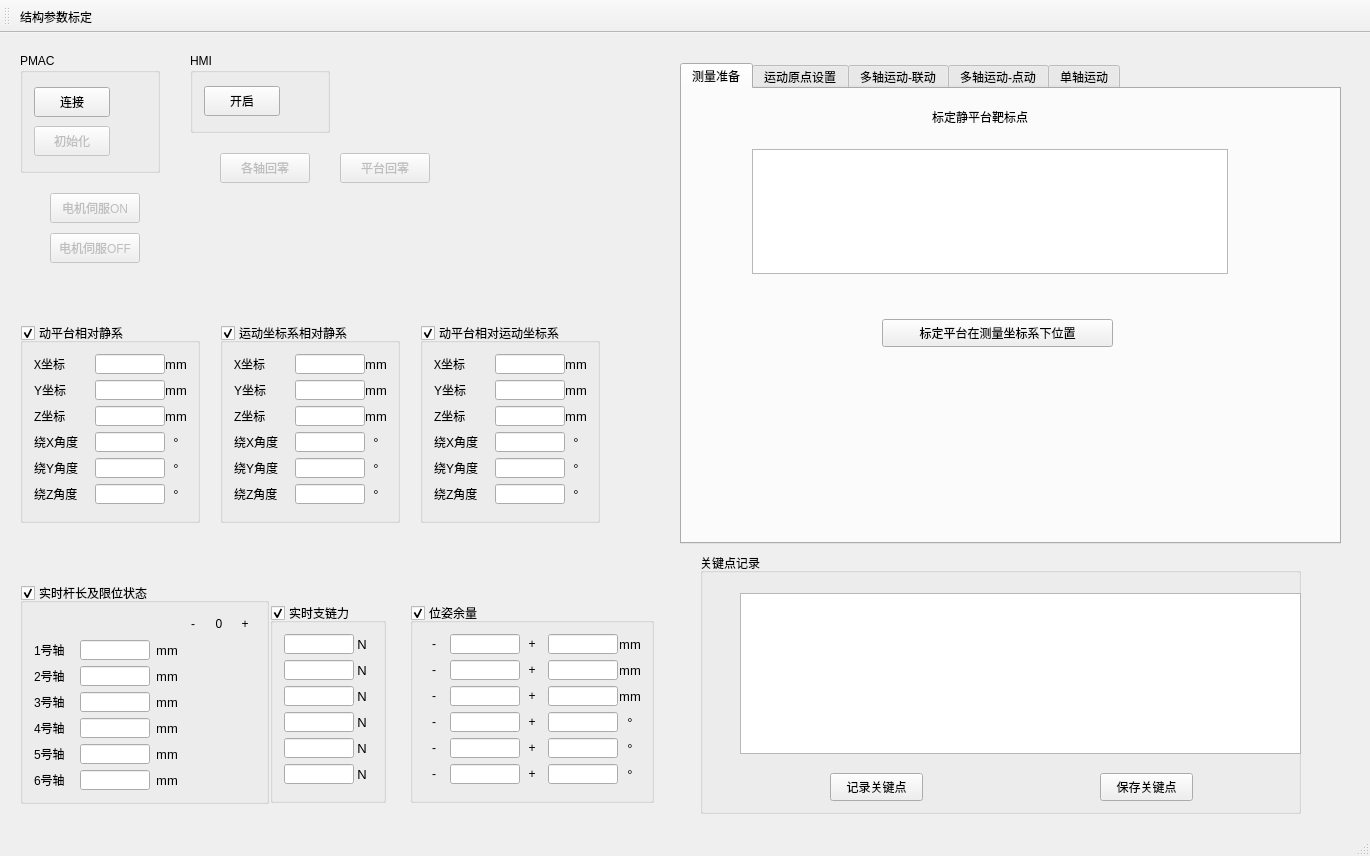
The window that SixUpsUiAo/SixUpsUiAo.ui (Wao1996/SixUpsUiAo) describes before a commit, drawn with Qt 5.
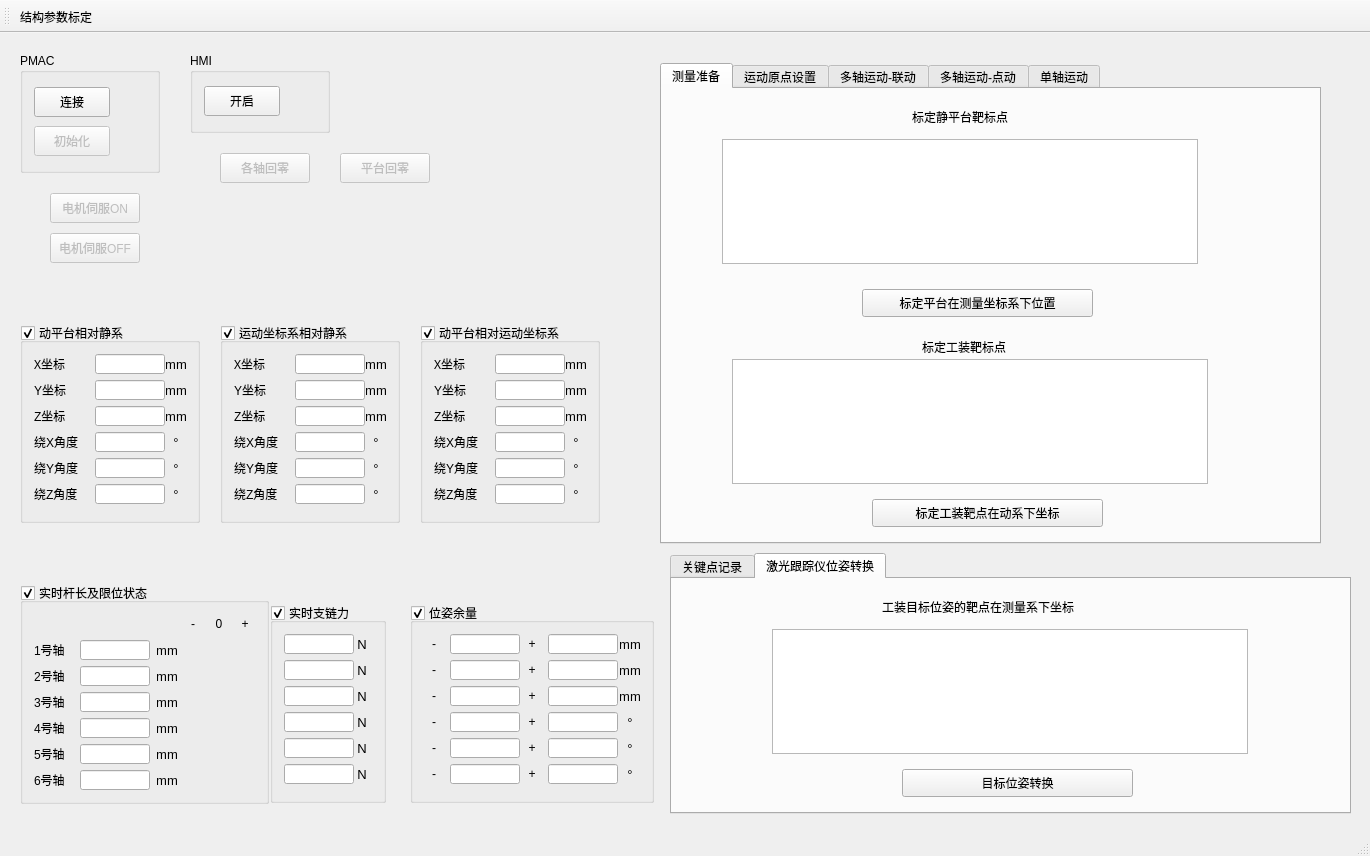
The same window after the commit. The open tabs and pages were chosen to show the change. Icons and pictures are not drawn.

The edit to the form file:
```diff
--- a/SixUpsUiAo/SixUpsUiAo.ui
+++ b/SixUpsUiAo/SixUpsUiAo.ui
@@ -2070,7 +2070,7 @@
     </property>
     <property name="geometry">
      <rect>
-      <x>680</x>
+      <x>660</x>
       <y>30</y>
       <width>661</width>
       <height>481</height>
@@ -2099,8 +2099,8 @@
      <widget class="QTableWidget" name="tableSM">
       <property name="geometry">
        <rect>
-        <x>70</x>
-        <y>60</y>
+        <x>60</x>
+        <y>50</y>
         <width>476</width>
         <height>125</height>
        </rect>
@@ -2134,7 +2134,7 @@
       <property name="geometry">
        <rect>
         <x>200</x>
-        <y>230</y>
+        <y>200</y>
         <width>231</width>
         <height>28</height>
        </rect>
@@ -2143,6 +2143,66 @@
        <string>标定平台在测量坐标系下位置</string>
       </property>
      </widget>
+     <widget class="QLabel" name="label_8">
+      <property name="geometry">
+       <rect>
+        <x>260</x>
+        <y>250</y>
+        <width>131</width>
+        <height>16</height>
+       </rect>
+      </property>
+      <property name="text">
+       <string>标定工装靶标点</string>
+      </property>
+     </widget>
+     <widget class="QTableWidget" name="tableGM">
+      <property name="geometry">
+       <rect>
+        <x>70</x>
+        <y>270</y>
+        <width>476</width>
+        <height>125</height>
+       </rect>
+      </property>
+      <property name="minimumSize">
+       <size>
+        <width>0</width>
+        <height>125</height>
+       </size>
+      </property>
+      <property name="maximumSize">
+       <size>
+        <width>16777215</width>
+        <height>125</height>
+       </size>
+      </property>
+      <property name="dragEnabled">
+       <bool>true</bool>
+      </property>
+      <property name="dragDropOverwriteMode">
+       <bool>true</bool>
+      </property>
+      <property name="dragDropMode">
+       <enum>QAbstractItemView::DragDrop</enum>
+      </property>
+      <attribute name="horizontalHeaderMinimumSectionSize">
+       <number>30</number>
+      </attribute>
+     </widget>
+     <widget class="QPushButton" name="calibrateGMBtn">
+      <property name="geometry">
+       <rect>
+        <x>210</x>
+        <y>410</y>
+        <width>231</width>
+        <height>28</height>
+       </rect>
+      </property>
+      <property name="text">
+       <string>标定工装靶点在动系下坐标</string>
+      </property>
+     </widget>
     </widget>
     <widget class="QWidget" name="tab_setOrigin">
      <attribute name="title">
@@ -5497,91 +5557,6 @@
      </item>
     </layout>
    </widget>
-   <widget class="QGroupBox" name="groupBox_3">
-    <property name="geometry">
-     <rect>
-      <x>700</x>
-      <y>520</y>
-      <width>601</width>
-      <height>261</height>
-     </rect>
-    </property>
-    <property name="title">
-     <string>关键点记录</string>
-    </property>
-    <widget class="QTableWidget" name="keyPointTable">
-     <property name="enabled">
-      <bool>true</bool>
-     </property>
-     <property name="geometry">
-      <rect>
-       <x>40</x>
-       <y>40</y>
-       <width>561</width>
-       <height>161</height>
-      </rect>
-     </property>
-     <property name="sizePolicy">
-      <sizepolicy hsizetype="Expanding" vsizetype="Fixed">
-       <horstretch>0</horstretch>
-       <verstretch>0</verstretch>
-      </sizepolicy>
-     </property>
-     <property name="minimumSize">
-      <size>
-       <width>400</width>
-       <height>125</height>
-      </size>
-     </property>
-     <property name="maximumSize">
-      <size>
-       <width>16777215</width>
-       <height>300</height>
-      </size>
-     </property>
-     <property name="dragEnabled">
-      <bool>true</bool>
-     </property>
-     <property name="dragDropOverwriteMode">
-      <bool>false</bool>
-     </property>
-     <property name="dragDropMode">
-      <enum>QAbstractItemView::NoDragDrop</enum>
-     </property>
-     <attribute name="horizontalHeaderStretchLastSection">
-      <bool>false</bool>
-     </attribute>
-     <attribute name="verticalHeaderStretchLastSection">
-      <bool>false</bool>
-     </attribute>
-    </widget>
-    <widget class="QPushButton" name="saveKeyPointBtn">
-     <property name="geometry">
-      <rect>
-       <x>400</x>
-       <y>220</y>
-       <width>93</width>
-       <height>28</height>
-      </rect>
-     </property>
-     <property name="text">
-      <string>保存关键点</string>
-     </property>
-    </widget>
-    <widget class="QPushButton" name="recordKeyPointBtn">
-     <property name="geometry">
-      <rect>
-       <x>130</x>
-       <y>220</y>
-       <width>93</width>
-       <height>28</height>
-      </rect>
-     </property>
-     <property name="text">
-      <string>记录关键点</string>
-     </property>
-    </widget>
-   </widget>
    <widget class="QGroupBox" name="poseMargin">
     <property name="geometry">
      <rect>
@@ -6308,6 +6283,161 @@
      </item>
     </layout>
    </widget>
+   <widget class="QTabWidget" name="tabWidget_2">
+    <property name="geometry">
+     <rect>
+      <x>670</x>
+      <y>520</y>
+      <width>681</width>
+      <height>261</height>
+     </rect>
+    </property>
+    <property name="currentIndex">
+     <number>0</number>
+    </property>
+    <widget class="QWidget" name="tab_2">
+     <attribute name="title">
+      <string>关键点记录</string>
+     </attribute>
+     <widget class="QPushButton" name="recordKeyPointBtn">
+      <property name="geometry">
+       <rect>
+        <x>150</x>
+        <y>200</y>
+        <width>93</width>
+        <height>28</height>
+       </rect>
+      </property>
+      <property name="text">
+       <string>记录关键点</string>
+      </property>
+     </widget>
+     <widget class="QTableWidget" name="keyPointTable">
+      <property name="enabled">
+       <bool>true</bool>
+      </property>
+      <property name="geometry">
+       <rect>
+        <x>60</x>
+        <y>20</y>
+        <width>561</width>
+        <height>161</height>
+       </rect>
+      </property>
+      <property name="sizePolicy">
+       <sizepolicy hsizetype="Expanding" vsizetype="Fixed">
+        <horstretch>0</horstretch>
+        <verstretch>0</verstretch>
+       </sizepolicy>
+      </property>
+      <property name="minimumSize">
+       <size>
+        <width>400</width>
+        <height>125</height>
+       </size>
+      </property>
+      <property name="maximumSize">
+       <size>
+        <width>16777215</width>
+        <height>300</height>
+       </size>
+      </property>
+      <property name="dragEnabled">
+       <bool>true</bool>
+      </property>
+      <property name="dragDropOverwriteMode">
+       <bool>false</bool>
+      </property>
+      <property name="dragDropMode">
+       <enum>QAbstractItemView::NoDragDrop</enum>
+      </property>
+      <attribute name="horizontalHeaderStretchLastSection">
+       <bool>false</bool>
+      </attribute>
+      <attribute name="verticalHeaderStretchLastSection">
+       <bool>false</bool>
+      </attribute>
+     </widget>
+     <widget class="QPushButton" name="saveKeyPointBtn">
+      <property name="geometry">
+       <rect>
+        <x>420</x>
+        <y>200</y>
+        <width>93</width>
+        <height>28</height>
+       </rect>
+      </property>
+      <property name="text">
+       <string>保存关键点</string>
+      </property>
+     </widget>
+    </widget>
+    <widget class="QWidget" name="tab_3">
+     <attribute name="title">
+      <string>激光跟踪仪位姿转换</string>
+     </attribute>
+     <widget class="QTableWidget" name="tableTarGM">
+      <property name="geometry">
+       <rect>
+        <x>100</x>
+        <y>50</y>
+        <width>476</width>
+        <height>125</height>
+       </rect>
+      </property>
+      <property name="minimumSize">
+       <size>
+        <width>0</width>
+        <height>125</height>
+       </size>
+      </property>
+      <property name="maximumSize">
+       <size>
+        <width>16777215</width>
+        <height>125</height>
+       </size>
+      </property>
+      <property name="dragEnabled">
+       <bool>true</bool>
+      </property>
+      <property name="dragDropOverwriteMode">
+       <bool>true</bool>
+      </property>
+      <property name="dragDropMode">
+       <enum>QAbstractItemView::DragDrop</enum>
+      </property>
+      <attribute name="horizontalHeaderMinimumSectionSize">
+       <number>30</number>
+      </attribute>
+     </widget>
+     <widget class="QLabel" name="label_9">
+      <property name="geometry">
+       <rect>
+        <x>210</x>
+        <y>20</y>
+        <width>251</width>
+        <height>16</height>
+       </rect>
+      </property>
+      <property name="text">
+       <string>工装目标位姿的靶点在测量系下坐标</string>
+      </property>
+     </widget>
+     <widget class="QPushButton" name="transTarPoseBtn">
+      <property name="geometry">
+       <rect>
+        <x>230</x>
+        <y>190</y>
+        <width>231</width>
+        <height>28</height>
+       </rect>
+      </property>
+      <property name="text">
+       <string>目标位姿转换</string>
+      </property>
+     </widget>
+    </widget>
+   </widget>
    <zorder>realTimeLengths</zorder>
    <zorder>HMI</zorder>
    <zorder>PMAC</zorder>
```
Left out of the diff: 2 changed lines with no effect on the pictures.
